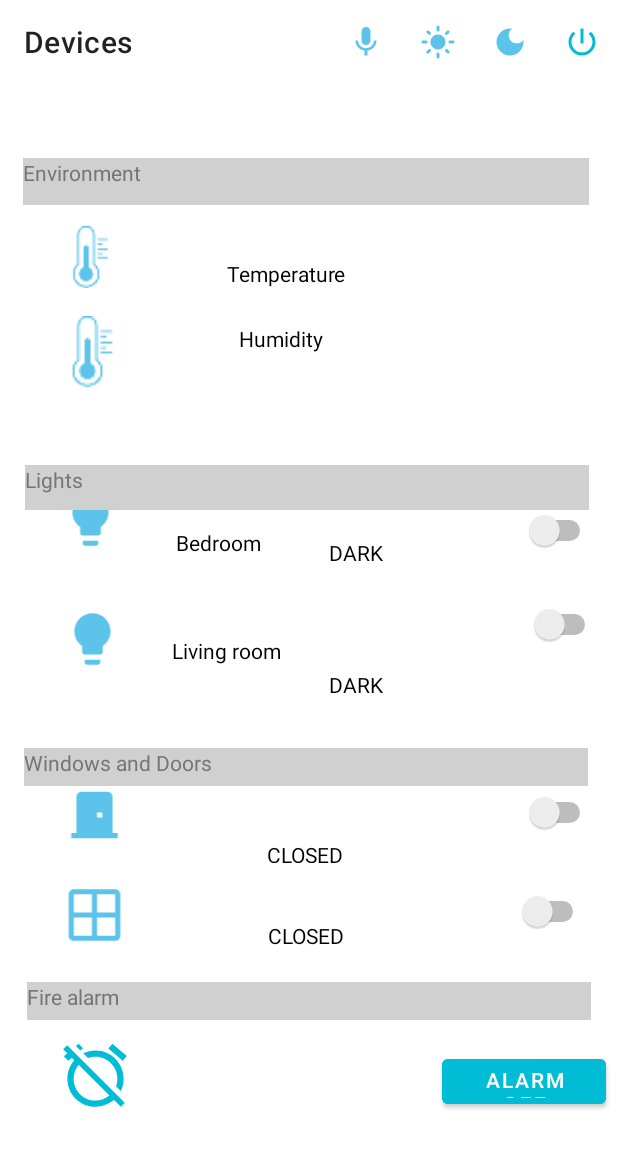
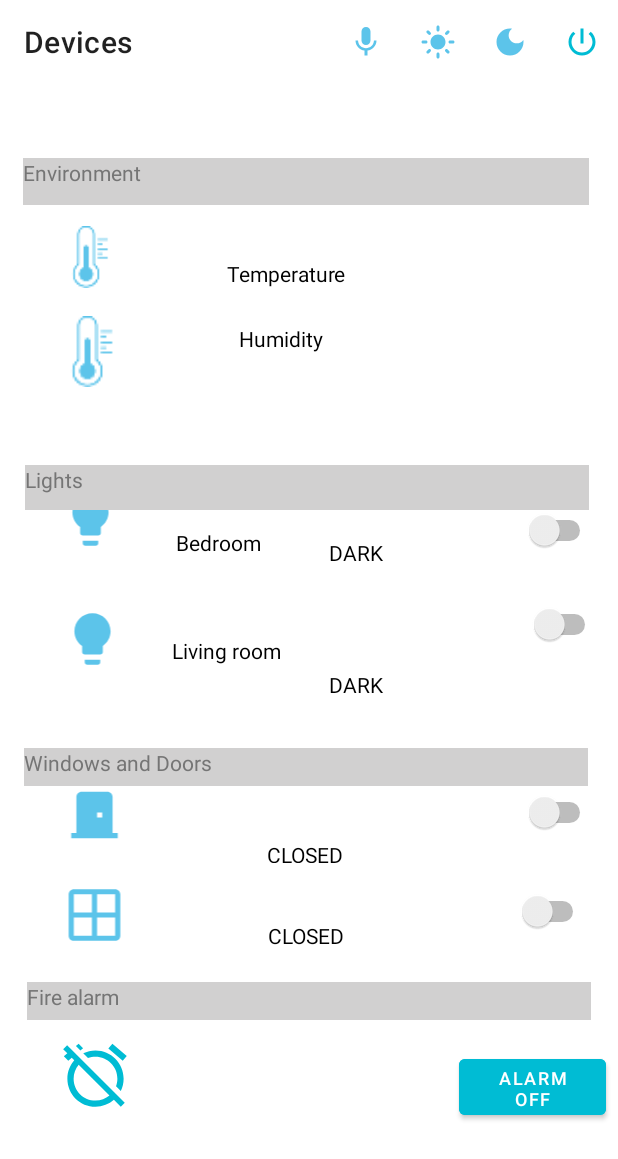
Before and after one commit to Naod124/SmartHouse_Android, an Android app: the Devices screen opened directly, with no data from a screen before it, on a phone screen of 412 x 824 dp. Shown: the top 1159 px of the screen. Run offline under Robolectric (Android 15) with nearby library versions, the phone set to English and light mode, and no system bars; our stand-ins replace Firebase (no records; nobody signed in at launch, a user with empty details on screens opened directly).

Commit message:
small design fix

```diff
--- a/app/src/main/res/layout/activity_devices.xml
+++ b/app/src/main/res/layout/activity_devices.xml
@@ -319,12 +319,13 @@
 
     <Button
         android:id="@+id/fireOff"
-        android:layout_width="109dp"
-        android:layout_height="42dp"
+        android:layout_width="98dp"
+        android:layout_height="49dp"
         android:layout_marginTop="20dp"
         android:layout_marginEnd="8dp"
         android:backgroundTint="#00BCD4"
         android:text="Alarm off"
+        android:textSize="12sp"
         app:layout_constraintEnd_toEndOf="parent"
         app:layout_constraintTop_toBottomOf="@+id/textView6" />
 
```
